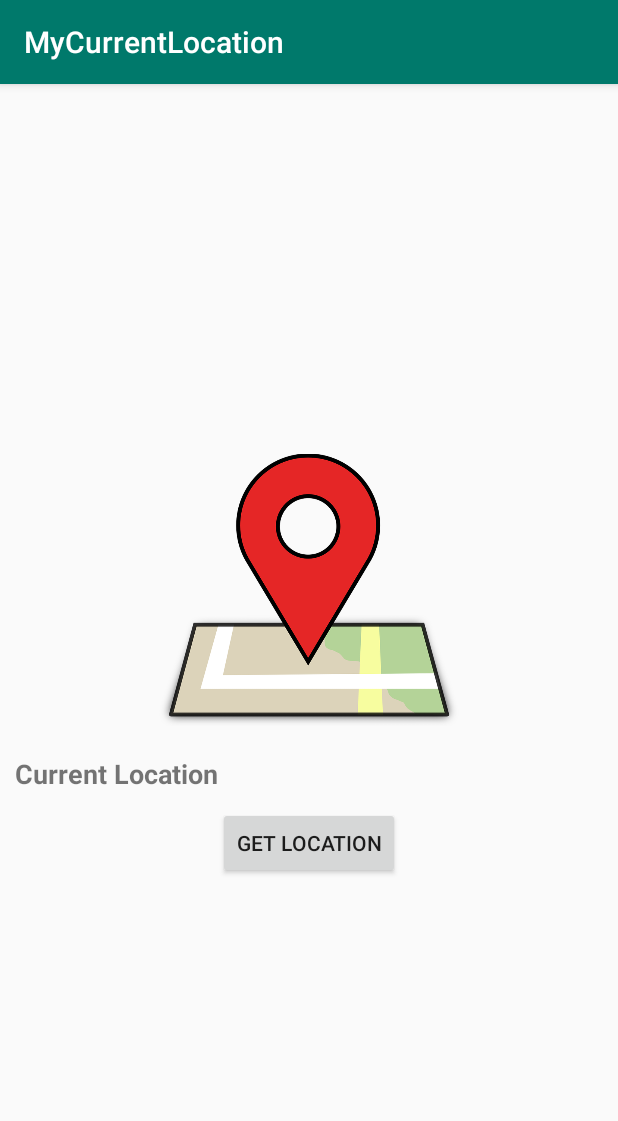
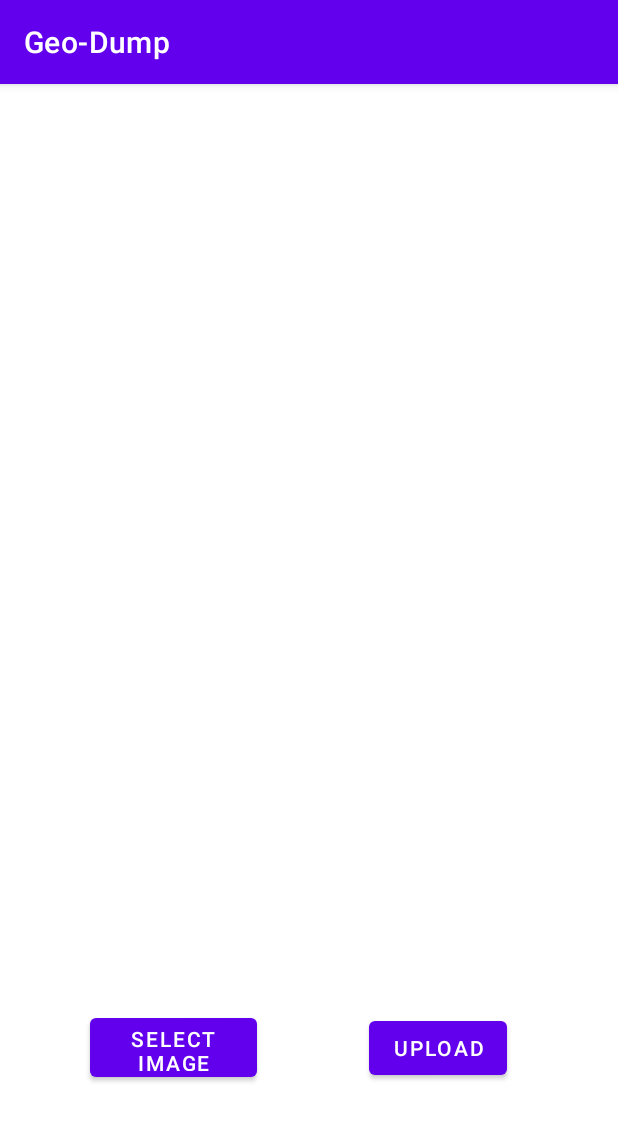
Before and after one commit to ArvinthKumar2502/HackTheSolution, an Android app: the screen it shows after launch (MainActivity), on a phone screen of 412 x 824 dp. Shown: the top 1121 px of the screen. Run offline under Robolectric (Android 15) with nearby library versions, the phone set to English and light mode, and no system bars; our stand-ins replace Firebase (no records; nobody signed in at launch, a user with empty details on screens opened directly).

Commit message:
updated mobile app
resolved connection issues

```diff
--- /dev/null
+++ b/MobileApp/GeoDumpApp/app/src/main/java/com/example/imagecompres/MainActivity.java
@@ -0,0 +1,160 @@
+package com.example.imagecompres;
+
+import androidx.annotation.NonNull;
+import androidx.annotation.RequiresApi;
+import androidx.appcompat.app.AppCompatActivity;
+
+import android.content.Intent;
+import android.graphics.Bitmap;
+import android.graphics.Canvas;
+import android.media.ExifInterface;
+import android.media.MediaScannerConnection;
+import android.net.Uri;
+import android.os.Build;
+import android.os.Bundle;
+import android.os.Environment;
+import android.provider.DocumentsContract;
+import android.provider.MediaStore;
+import android.util.Log;
+import android.view.View;
+import android.widget.Button;
+import android.widget.ImageView;
+import android.widget.SeekBar;
+import android.widget.Toast;
+
+import com.google.android.gms.tasks.OnFailureListener;
+import com.google.android.gms.tasks.OnSuccessListener;
+import com.google.firebase.FirebaseApp;
+import com.google.firebase.firestore.DocumentReference;
+import com.google.firebase.firestore.FirebaseFirestore;
+
+import java.io.File;
+import java.io.FileInputStream;
+import java.io.FileNotFoundException;
+import java.io.FileOutputStream;
+import java.io.IOException;
+import java.security.NoSuchAlgorithmException;
+import java.text.SimpleDateFormat;
+import java.util.Date;
+import java.util.HashMap;
+import java.util.Map;
+import java.util.Random;
+
+import static android.view.View.INVISIBLE;
+
+public class MainActivity extends AppCompatActivity implements View.OnClickListener {
+
+    ImageView imageView;
+    Button button;
+    Button saveButton;
+    Bitmap bitmap;
+    SeekBar seekBar;
+    private static final int PICK_IMAGE = 100;
+    private static final int CREATE_IMAGE = 101;
+    Uri imageUri;
+    int prog;
+    @Override
+    public void onCreate(Bundle savedInstanceState) {
+        super.onCreate(savedInstanceState);
+        setContentView(R.layout.activity_main);
+        imageView = (ImageView)findViewById(R.id.imageView);
+        button = (Button)findViewById(R.id.button);
+        saveButton = (Button)findViewById(R.id.button2);
+        seekBar=(SeekBar)findViewById(R.id.seekBar3);
+        seekBar.setVisibility(INVISIBLE);
+        seekBar.setOnSeekBarChangeListener(new SeekBar.OnSeekBarChangeListener() {
+            @Override
+            public void onProgressChanged(SeekBar seekBar, int progress,
+                                          boolean fromUser) {
+                Toast.makeText(getApplicationContext(),"seekbar progress: "+progress, Toast.LENGTH_SHORT).show();
+                prog=progress;
+            }
+
+            @Override
+            public void onStartTrackingTouch(SeekBar seekBar) {
+//                Toast.makeText(getApplicationContext(),"seekbar touch started!", Toast.LENGTH_SHORT).show();
+            }
+
+            @Override
+            public void onStopTrackingTouch(SeekBar seekBar) {
+//                Toast.makeText(getApplicationContext(),"seekbar touch stopped!", Toast.LENGTH_SHORT).show();
+            }
+        });
+
+        button.setOnClickListener(this);
+        saveButton.setOnClickListener(this);
+    }
+    @RequiresApi(api = Build.VERSION_CODES.N)
+    @Override
+    public void onClick(View v) {
+        if (v == button) {
+            openGallery();
+        } else if (v == saveButton) {
+            ExifInterface exif = null;
+            try {
+                exif = new ExifInterface(getContentResolver().openInputStream(imageUri));
+            } catch (IOException e) {
+                e.printStackTrace();
+            }
+            float[] latLong = new float[2];
+            boolean hasLatLong = exif.getLatLong(latLong);
+            if (hasLatLong) {
+                System.out.println("Latitude: " + latLong[0]);
+                System.out.println("Longitude: " + latLong[1]);
+            }
+
+            Map<String, Object> location = new HashMap<>();
+            location.put("latitude", latLong[0]);
+            location.put("longitude", latLong[1]);
+
+
+// Add a new document with a generated ID
+//            FirebaseApp.initializeApp();
+            FirebaseFirestore db = FirebaseFirestore.getInstance();
+            db.collection("coordinates")
+                    .add(location)
+                    .addOnSuccessListener(new OnSuccessListener<DocumentReference>() {
+                        @Override
+                        public void onSuccess(DocumentReference documentReference) {
+                            Log.d("TAG", "DocumentSnapshot added with ID: " + documentReference.getId());
+                            System.out.println("success");
+                            Toast.makeText(MainActivity.this, "Image Is Uploaded.", Toast.LENGTH_SHORT).show();
+                        }
+                    })
+                    .addOnFailureListener(new OnFailureListener() {
+                        @Override
+                        public void onFailure(@NonNull Exception e) {
+                            Log.w("TAG", "Error adding document", e);
+                            System.out.println("failue");
+                            Toast.makeText(MainActivity.this, "Image Is Uploaded failed.", Toast.LENGTH_SHORT).show();
+
+                        }
+                    });
+
+        }
+    }
+
+
+    private void openGallery() {
+//        Intent gallery = new Intent(Intent.ACTION_PICK, MediaStore.Images.Media.INTERNAL_CONTENT_URI);
+//        startActivityForResult(gallery, PICK_IMAGE);
+        Intent intent = new Intent(Intent.ACTION_OPEN_DOCUMENT);
+        intent.addCategory(Intent.CATEGORY_OPENABLE);
+        intent.setType("image/*");
+        // Optionally, specify a URI for the file that should appear in the
+        // system file picker when it loads.
+        //intent.putExtra(DocumentsContract.EXTRA_INITIAL_URI, pickerInitialUri);
+        startActivityForResult(intent, PICK_IMAGE);
+    }
+    @RequiresApi(api = Build.VERSION_CODES.N)
+    @Override
+    protected void onActivityResult(int requestCode, int resultCode, Intent data){
+        super.onActivityResult(requestCode, resultCode, data);
+        if (resultCode == RESULT_OK && requestCode == PICK_IMAGE){
+            imageUri = data.getData();
+
+            imageView.setImageURI(imageUri);
+
+        }
+    }
+}
--- a/MobileApp/GeoDumpApp/app/src/main/java/com/example/mycurrentlocation/MainActivity.java
+++ /dev/null
@@ -1,102 +0,0 @@
-package com.example.mycurrentlocation;
-
-import androidx.appcompat.app.AppCompatActivity;
-import androidx.core.app.ActivityCompat;
-import androidx.core.content.ContextCompat;
-
-import android.Manifest;
-import android.annotation.SuppressLint;
-import android.content.pm.PackageManager;
-import android.location.Address;
-import android.location.Geocoder;
-import android.location.Location;
-import android.location.LocationListener;
-import android.location.LocationManager;
-import android.os.Bundle;
-import android.view.View;
-import android.widget.Button;
-import android.widget.TextView;
-import android.widget.Toast;
-
-import java.util.List;
-import java.util.Locale;
-
-public class MainActivity extends AppCompatActivity implements LocationListener {
-
-    Button button_location;
-    TextView textView_location;
-    LocationManager locationManager;
-
-    @Override
-    protected void onCreate(Bundle savedInstanceState) {
-        super.onCreate(savedInstanceState);
-        setContentView(R.layout.activity_main);
-
-        textView_location = findViewById(R.id.text_location);
-        button_location = findViewById(R.id.button_location);
-        //Runtime permissions
-        if (ContextCompat.checkSelfPermission(MainActivity.this, Manifest.permission.ACCESS_FINE_LOCATION)
-        != PackageManager.PERMISSION_GRANTED){
-            ActivityCompat.requestPermissions(MainActivity.this,new String[]{
-                    Manifest.permission.ACCESS_FINE_LOCATION
-            },100);
-        }
-
-
-        button_location.setOnClickListener(new View.OnClickListener() {
-            @Override
-            public void onClick(View v) {
-                //create method
-                getLocation();
-            }
-        });
-
-
-
-    }
-
-    @SuppressLint("MissingPermission")
-    private void getLocation() {
-
-        try {
-            locationManager = (LocationManager) getApplicationContext().getSystemService(LOCATION_SERVICE);
-            locationManager.requestLocationUpdates(LocationManager.GPS_PROVIDER,5000,5,MainActivity.this);
-
-        }catch (Exception e){
-            e.printStackTrace();
-        }
-
-    }
-
-    @Override
-    public void onLocationChanged(Location location) {
-        Toast.makeText(this, ""+location.getLatitude()+","+location.getLongitude(), Toast.LENGTH_SHORT).show();
-        try {
-            Geocoder geocoder = new Geocoder(MainActivity.this, Locale.getDefault());
-            List<Address> addresses = geocoder.getFromLocation(location.getLatitude(),location.getLongitude(),1);
-            String address = addresses.get(0).getAddressLine(0);
-
-            textView_location.setText(address);
-
-        }catch (Exception e){
-            e.printStackTrace();
-        }
-        FirebaseFirestore db = FirebaseFirestore.getInstance();
-
-    }
-
-    @Override
-    public void onStatusChanged(String provider, int status, Bundle extras) {
-
-    }
-
-    @Override
-    public void onProviderEnabled(String provider) {
-
-    }
-
-    @Override
-    public void onProviderDisabled(String provider) {
-
-    }
-}
--- a/MobileApp/GeoDumpApp/app/src/main/res/layout/activity_main.xml
+++ b/MobileApp/GeoDumpApp/app/src/main/res/layout/activity_main.xml
@@ -1,32 +1,55 @@
 <?xml version="1.0" encoding="utf-8"?>
-<LinearLayout
-    xmlns:android="http://schemas.android.com/apk/res/android"
+<androidx.constraintlayout.widget.ConstraintLayout xmlns:android="http://schemas.android.com/apk/res/android"
+    xmlns:app="http://schemas.android.com/apk/res-auto"
     xmlns:tools="http://schemas.android.com/tools"
     android:layout_width="match_parent"
-    android:orientation="vertical"
-    android:layout_gravity="center"
-    android:gravity="center"
     android:layout_height="match_parent"
     tools:context=".MainActivity">
 
     <ImageView
-        android:src="@drawable/location"
-        android:layout_width="200dp"
-        android:layout_height="200dp"/>
-
-    <TextView
-        android:id="@+id/text_location"
-        android:textSize="18sp"
-        android:textStyle="bold"
-        android:layout_margin="10dp"
-        android:text="Current Location"
-        android:layout_width="match_parent"
-        android:layout_height="wrap_content"/>
+        android:id="@+id/imageView"
+        android:layout_width="334dp"
+        android:layout_height="465dp"
+        android:layout_marginTop="60dp"
+        android:layout_marginEnd="39dp"
+        android:layout_marginRight="39dp"
+        app:layout_constraintEnd_toEndOf="parent"
+        app:layout_constraintTop_toTopOf="parent"
+        tools:srcCompat="@tools:sample/backgrounds/scenic" />
 
     <Button
-        android:id="@+id/button_location"
-        android:text="Get Location"
+        android:id="@+id/button"
+        android:layout_width="111dp"
+        android:layout_height="51dp"
+        android:layout_marginStart="60dp"
+        android:layout_marginLeft="60dp"
+        android:layout_marginBottom="100dp"
+        android:text="select Image"
+        app:layout_constraintBottom_toBottomOf="parent"
+        app:layout_constraintStart_toStartOf="parent" />
+
+    <Button
+        android:id="@+id/button2"
         android:layout_width="wrap_content"
-        android:layout_height="wrap_content"/>
+        android:layout_height="wrap_content"
+        android:layout_marginEnd="74dp"
+        android:layout_marginRight="74dp"
+        android:layout_marginBottom="101dp"
+        android:text="upload"
+        app:layout_constraintBottom_toBottomOf="parent"
+        app:layout_constraintEnd_toEndOf="parent" />
 
-</LinearLayout>
+    <SeekBar
+        android:id="@+id/seekBar3"
+        style="@style/Widget.AppCompat.SeekBar.Discrete"
+        android:layout_width="244dp"
+        android:layout_height="57dp"
+        android:layout_marginEnd="81dp"
+        android:layout_marginRight="81dp"
+        android:layout_marginBottom="22dp"
+        android:max="10"
+        android:progress="3"
+        app:layout_constraintBottom_toBottomOf="parent"
+        app:layout_constraintEnd_toEndOf="parent" />
+
+</androidx.constraintlayout.widget.ConstraintLayout>
--- /dev/null
+++ b/MobileApp/GeoDumpApp/app/src/main/res/values-night/themes.xml
@@ -0,0 +1,16 @@
+<resources xmlns:tools="http://schemas.android.com/tools">
+    <!-- Base application theme. -->
+    <style name="Theme.ImageCompres" parent="Theme.MaterialComponents.DayNight.DarkActionBar">
+        <!-- Primary brand color. -->
+        <item name="colorPrimary">@color/purple_200</item>
+        <item name="colorPrimaryVariant">@color/purple_700</item>
+        <item name="colorOnPrimary">@color/black</item>
+        <!-- Secondary brand color. -->
+        <item name="colorSecondary">@color/teal_200</item>
+        <item name="colorSecondaryVariant">@color/teal_200</item>
+        <item name="colorOnSecondary">@color/black</item>
+        <!-- Status bar color. -->
+        <item name="android:statusBarColor" tools:targetApi="l">?attr/colorPrimaryVariant</item>
+        <!-- Customize your theme here. -->
+    </style>
+</resources>
--- a/MobileApp/GeoDumpApp/app/src/main/res/values/colors.xml
+++ b/MobileApp/GeoDumpApp/app/src/main/res/values/colors.xml
@@ -1,6 +1,10 @@
 <?xml version="1.0" encoding="utf-8"?>
 <resources>
-    <color name="colorPrimary">#00796B</color>
-    <color name="colorPrimaryDark">#00796B</color>
-    <color name="colorAccent">#03DAC5</color>
+    <color name="purple_200">#FFBB86FC</color>
+    <color name="purple_500">#FF6200EE</color>
+    <color name="purple_700">#FF3700B3</color>
+    <color name="teal_200">#FF03DAC5</color>
+    <color name="teal_700">#FF018786</color>
+    <color name="black">#FF000000</color>
+    <color name="white">#FFFFFFFF</color>
 </resources>
--- a/MobileApp/GeoDumpApp/app/src/main/res/values/strings.xml
+++ b/MobileApp/GeoDumpApp/app/src/main/res/values/strings.xml
@@ -1,3 +1,3 @@
 <resources>
-    <string name="app_name">MyCurrentLocation</string>
+    <string name="app_name">Geo-Dump</string>
 </resources>
--- a/MobileApp/GeoDumpApp/app/src/main/res/values/styles.xml
+++ /dev/null
@@ -1,11 +0,0 @@
-<resources>
-
-    <!-- Base application theme. -->
-    <style name="AppTheme" parent="Theme.AppCompat.Light.DarkActionBar">
-        <!-- Customize your theme here. -->
-        <item name="colorPrimary">@color/colorPrimary</item>
-        <item name="colorPrimaryDark">@color/colorPrimaryDark</item>
-        <item name="colorAccent">@color/colorAccent</item>
-    </style>
-
-</resources>
--- /dev/null
+++ b/MobileApp/GeoDumpApp/app/src/main/res/values/themes.xml
@@ -0,0 +1,16 @@
+<resources xmlns:tools="http://schemas.android.com/tools">
+    <!-- Base application theme. -->
+    <style name="Theme.ImageCompres" parent="Theme.MaterialComponents.DayNight.DarkActionBar">
+        <!-- Primary brand color. -->
+        <item name="colorPrimary">@color/purple_500</item>
+        <item name="colorPrimaryVariant">@color/purple_700</item>
+        <item name="colorOnPrimary">@color/white</item>
+        <!-- Secondary brand color. -->
+        <item name="colorSecondary">@color/teal_200</item>
+        <item name="colorSecondaryVariant">@color/teal_700</item>
+        <item name="colorOnSecondary">@color/black</item>
+        <!-- Status bar color. -->
+        <item name="android:statusBarColor" tools:targetApi="l">?attr/colorPrimaryVariant</item>
+        <!-- Customize your theme here. -->
+    </style>
+</resources>
--- a/MobileApp/GeoDumpApp/gradle.properties
+++ b/MobileApp/GeoDumpApp/gradle.properties
@@ -6,13 +6,13 @@
 # http://www.gradle.org/docs/current/userguide/build_environment.html
 # Specifies the JVM arguments used for the daemon process.
 # The setting is particularly useful for tweaking memory settings.
-org.gradle.jvmargs=-Xmx1536m
+org.gradle.jvmargs=-Xmx2048m -Dfile.encoding=UTF-8
 # When configured, Gradle will run in incubating parallel mode.
 # This option should only be used with decoupled projects. More details, visit
 # http://www.gradle.org/docs/current/userguide/multi_project_builds.html#sec:decoupled_projects
 # org.gradle.parallel=true
 # AndroidX package structure to make it clearer which packages are bundled with the
-# Android operating system, and which are packaged with your app's APK
+# Android operating system, and which are packaged with your app"s APK
 # https://developer.android.com/topic/libraries/support-library/androidx-rn
 android.useAndroidX=true
 # Automatically convert third-party libraries to use AndroidX
--- a/MobileApp/GeoDumpApp/settings.gradle
+++ b/MobileApp/GeoDumpApp/settings.gradle
@@ -1,2 +1,2 @@
-rootProject.name='MyCurrentLocation'
 include ':app'
+rootProject.name = "Image Compres"
```
Also changed, not shown: MobileApp/GeoDumpApp/app/build.gradle (+28 -14 lines), MobileApp/GeoDumpApp/app/src/main/AndroidManifest.xml (+6 -7 lines), MobileApp/GeoDumpApp/build.gradle (+2 -7 lines), MobileApp/GeoDumpApp/app/src/main/res/drawable/location.png (deleted), MobileApp/GeoDumpApp/gradle/wrapper/gradle-wrapper.properties, 8 other files.
